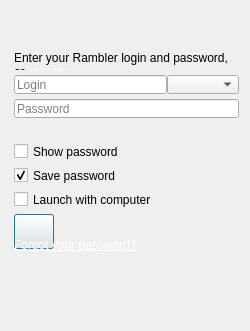
Above: src/plugins/optionsmanager/logindialog.ui from silvansky/Contacts before the change. Below: the same form after it.
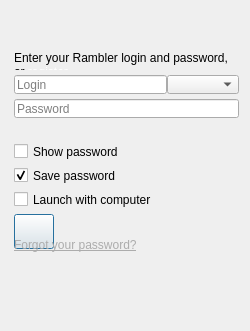
That is the form after the change.

Commit message: Наработки по дизайну. Поправки отступов и прочего. Исправлена пара багов.

The edit to the form file:
```diff
--- a/src/plugins/optionsmanager/logindialog.ui
+++ b/src/plugins/optionsmanager/logindialog.ui
@@ -311,7 +311,7 @@
 &lt;html&gt;&lt;head&gt;&lt;meta name=&quot;qrichtext&quot; content=&quot;1&quot; /&gt;&lt;style type=&quot;text/css&quot;&gt;
 p, li { white-space: pre-wrap; }
 &lt;/style&gt;&lt;/head&gt;&lt;body style=&quot; font-family:'MS Shell Dlg 2'; font-size:8.25pt; font-weight:400; font-style:normal;&quot;&gt;
-&lt;p style=&quot; margin-top:0px; margin-bottom:0px; margin-left:0px; margin-right:0px; -qt-block-indent:0; text-indent:0px;&quot;&gt;&lt;a href=&quot;http://id.rambler.ru/script/reminder.cgi&quot;&gt;&lt;span style=&quot; font-size:9pt; text-decoration: underline; color:#ffffff;&quot;&gt;Forgot your password?&lt;/span&gt;&lt;/a&gt;&lt;/p&gt;&lt;/body&gt;&lt;/html&gt;</string>
+&lt;p style=&quot; margin-top:0px; margin-bottom:0px; margin-left:0px; margin-right:0px; -qt-block-indent:0; text-indent:0px;&quot;&gt;&lt;a href=&quot;http://id.rambler.ru/script/reminder.cgi&quot;&gt;&lt;span style=&quot; font-size:9pt; text-decoration: underline; color:#acacac;&quot;&gt;Forgot your password?&lt;/span&gt;&lt;/a&gt;&lt;/p&gt;&lt;/body&gt;&lt;/html&gt;</string>
         </property>
        </widget>
       </item>
```
The commit also changes 6 other files.
